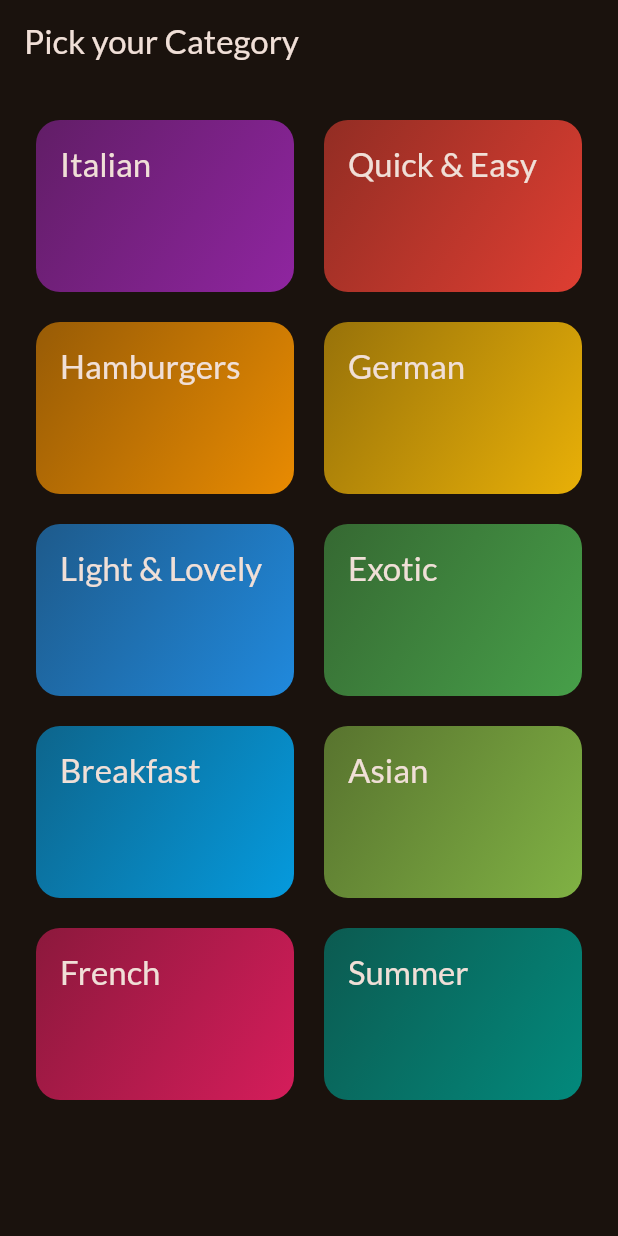
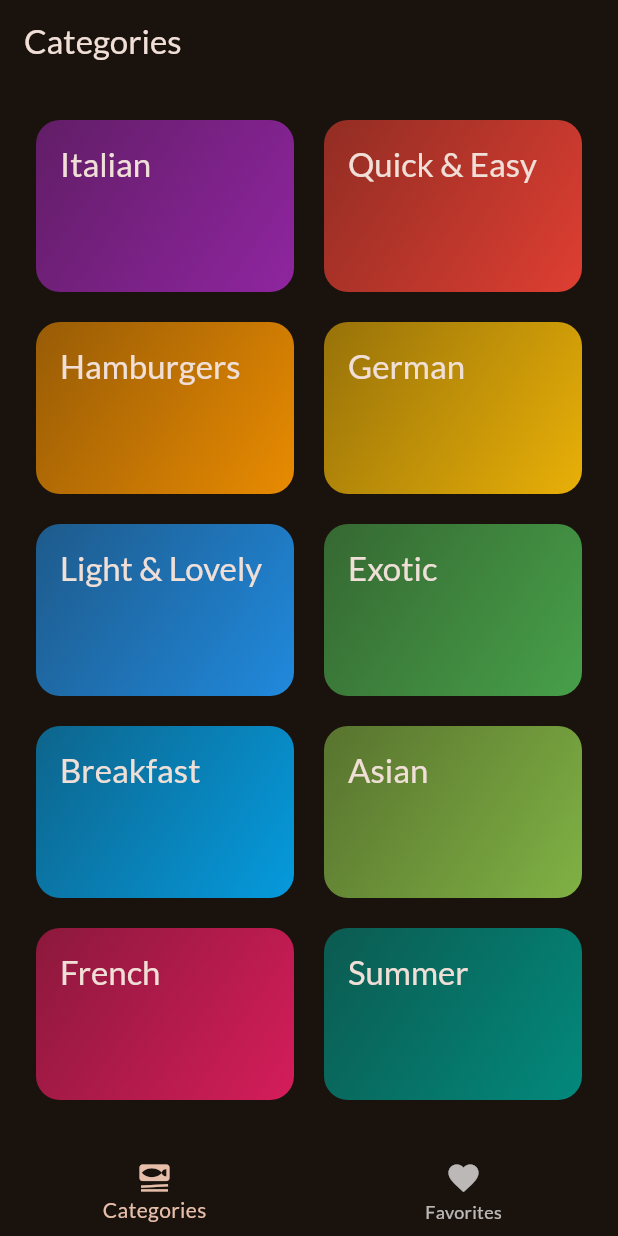
Before and after one commit to abdGhost/simple_shop_app, a Flutter app: the screen it shows after launch, on a phone screen of 412 x 824 dp. Run offline on Flutter 3.47's test engine with Material 2 defaults, Android fonts, the phone set to English and light mode, and no system bars; our stand-ins replace google_fonts, transparent_image.

```diff
--- a/lib/main.dart
+++ b/lib/main.dart
@@ -1,5 +1,6 @@
 import 'package:flutter/material.dart';
 import 'package:google_fonts/google_fonts.dart';
+import 'package:shop_app/screens/tabs_screen.dart';
 
 import 'screens/categories_screen.dart';
 
@@ -24,7 +25,7 @@ class App extends StatelessWidget {
     return MaterialApp(
       debugShowCheckedModeBanner: false,
       theme: theme,
-      home: const CategoriesScreen(),
+      home: const TabsScreen(),
     );
   }
 }
--- a/lib/screens/categories_screen.dart
+++ b/lib/screens/categories_screen.dart
@@ -23,11 +23,7 @@ class CategoriesScreen extends StatelessWidget {
 
   @override
   Widget build(BuildContext context) {
-    return Scaffold(
-      appBar: AppBar(
-        title: const Text('Pick your Category'),
-      ),
-      body: GridView(
+    return GridView(
       padding: const EdgeInsets.all(24),
       gridDelegate: const SliverGridDelegateWithFixedCrossAxisCount(
         crossAxisCount: 2,
@@ -44,7 +40,6 @@ class CategoriesScreen extends StatelessWidget {
             },
           )
       ],
-      ),
     );
   }
 }
--- /dev/null
+++ b/lib/screens/tabs_screen.dart
@@ -0,0 +1,60 @@
+import 'package:flutter/material.dart';
+import 'package:shop_app/screens/categories_screen.dart';
+import 'package:shop_app/screens/meal_screen.dart';
+
+class TabsScreen extends StatefulWidget {
+  const TabsScreen({super.key});
+  @override
+  State<StatefulWidget> createState() {
+    return _TabsScreenState();
+  }
+}
+
+class _TabsScreenState extends State<TabsScreen> {
+  int _selectedPageIndex = 0;
+
+  void selectedPage(int index) {
+    setState(() {
+      _selectedPageIndex = index;
+    });
+  }
+
+  @override
+  Widget build(BuildContext context) {
+    Widget activePage = const CategoriesScreen();
+    String activePageTitle = 'Categories';
+
+    if (_selectedPageIndex == 1) {
+      setState(() {
+        activePage = const MealScreen(meals: []);
+        activePageTitle = 'Favorites';
+      });
+    }
+    return Scaffold(
+      appBar: AppBar(
+        title: Text(
+          activePageTitle,
+        ),
+      ),
+      body: activePage,
+      bottomNavigationBar: BottomNavigationBar(
+        currentIndex: _selectedPageIndex,
+        onTap: selectedPage,
+        items: const [
+          BottomNavigationBarItem(
+            icon: Icon(
+              Icons.set_meal,
+            ),
+            label: 'Categories',
+          ),
+          BottomNavigationBarItem(
+            icon: Icon(
+              Icons.favorite,
+            ),
+            label: 'Favorites',
+          )
+        ],
+      ),
+    );
+  }
+}
```
Also changed, not shown: lib/screens/meal_details_screen.dart (+59 -5 lines), lib/screens/meal_screen.dart (+6 -3 lines). Lines whose indentation alone changed are shown as unchanged.
